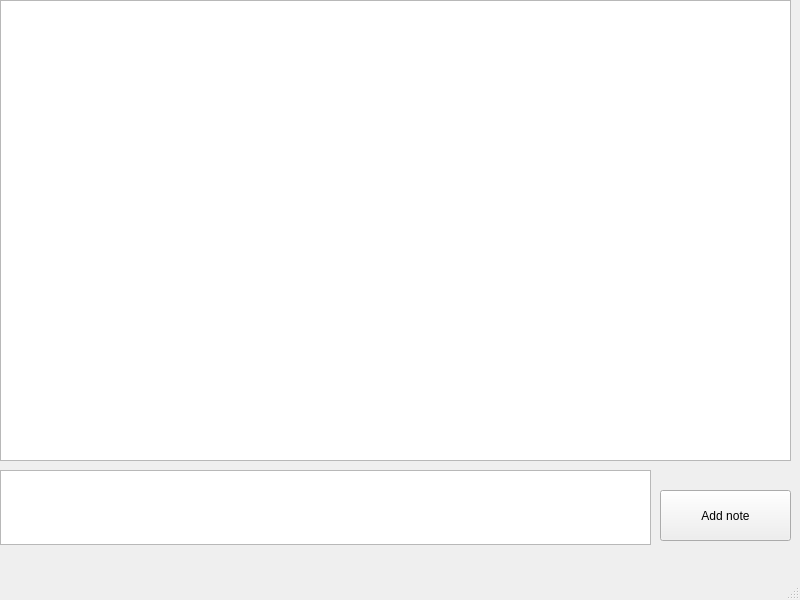
The window that DesktopJournal/src/gui/components/mainwindow.ui (rikubrandt/ot-tehtavat) describes before a commit, drawn with Qt 5.
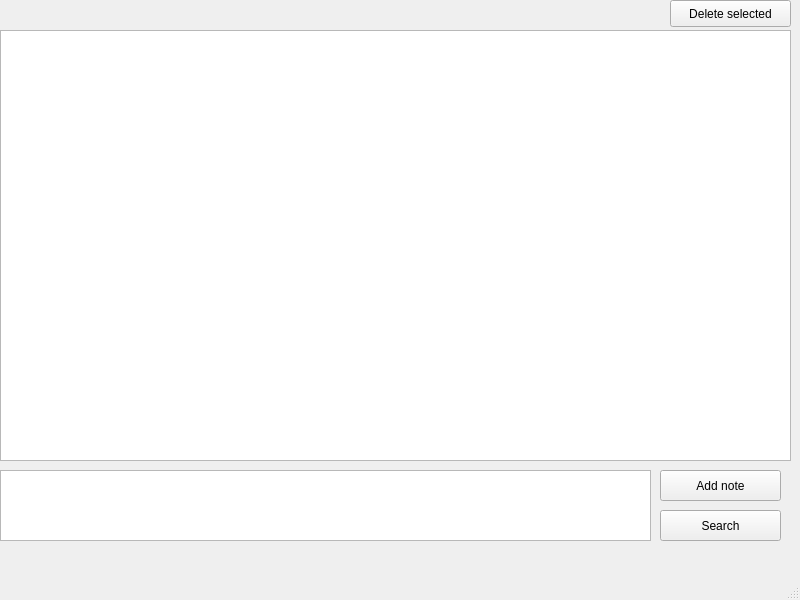
The same window after the commit.

```diff
--- a/DesktopJournal/src/gui/components/mainwindow.ui
+++ b/DesktopJournal/src/gui/components/mainwindow.ui
@@ -18,9 +18,9 @@
     <property name="geometry">
      <rect>
       <x>660</x>
-      <y>490</y>
-      <width>131</width>
-      <height>51</height>
+      <y>470</y>
+      <width>121</width>
+      <height>31</height>
      </rect>
     </property>
     <property name="text">
@@ -33,7 +33,7 @@
       <x>0</x>
       <y>470</y>
       <width>651</width>
-      <height>75</height>
+      <height>71</height>
      </rect>
     </property>
    </widget>
@@ -41,12 +41,38 @@
     <property name="geometry">
      <rect>
       <x>0</x>
-      <y>0</y>
+      <y>30</y>
       <width>791</width>
-      <height>461</height>
+      <height>431</height>
      </rect>
     </property>
    </widget>
+   <widget class="QPushButton" name="pushButton_2">
+    <property name="geometry">
+     <rect>
+      <x>660</x>
+      <y>510</y>
+      <width>121</width>
+      <height>31</height>
+     </rect>
+    </property>
+    <property name="text">
+     <string>Search</string>
+    </property>
+   </widget>
+   <widget class="QPushButton" name="pushButton_3">
+    <property name="geometry">
+     <rect>
+      <x>670</x>
+      <y>0</y>
+      <width>121</width>
+      <height>27</height>
+     </rect>
+    </property>
+    <property name="text">
+     <string>Delete selected</string>
+    </property>
+   </widget>
   </widget>
   <widget class="QMenuBar" name="menubar">
    <property name="geometry">
```
